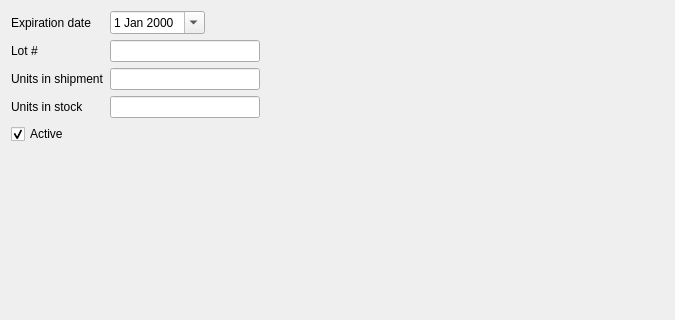
kyledevans/Medicine-Track, file mtrack/asw_page00.ui: the form before one commit; both pictures show x 0 to 675 and y 0 to 320 of the 675 by 489 pixel window.
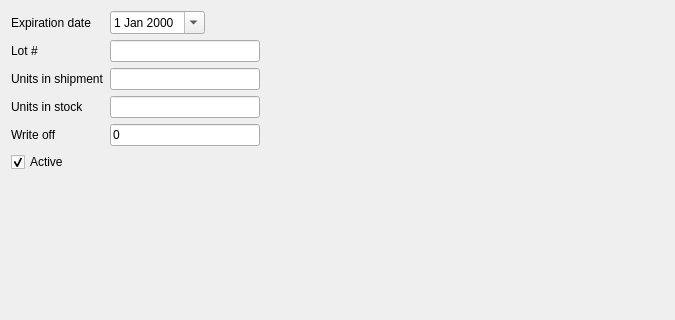
The form after the commit.

Commit message: Can now write off inventory. 	modified:   mtrack/altershipmentwizard.cpp 	modified:   mtrack/asw_page00.cpp 	modified:   mtrack/asw_page00.ui 	modified:   mtrack/database_info.txt 	modified:   mtrack/inventoryframe.cpp 	modified:   mtrack/inventoryframe.h 	modified:   mtrack/inventoryframe.ui 	modified:   mtrack/shipmentrecord.cpp 	modified:   mtrack/shipmentrecord.h

The edit to the form file:
```diff
--- a/mtrack/asw_page00.ui
+++ b/mtrack/asw_page00.ui
@@ -165,7 +165,7 @@
      </item>
     </layout>
    </item>
-   <item row="4" column="0">
+   <item row="5" column="0">
     <widget class="QCheckBox" name="activeField">
      <property name="text">
       <string>Active</string>
@@ -175,6 +175,49 @@
      </property>
     </widget>
    </item>
+   <item row="4" column="0">
+    <widget class="QLabel" name="label">
+     <property name="text">
+      <string>Write off</string>
+     </property>
+    </widget>
+   </item>
+   <item row="4" column="1">
+    <layout class="QHBoxLayout" name="horizontalLayout_5">
+     <item>
+      <widget class="QLineEdit" name="writeOffField">
+       <property name="minimumSize">
+        <size>
+         <width>150</width>
+         <height>0</height>
+        </size>
+       </property>
+       <property name="maximumSize">
+        <size>
+         <width>150</width>
+         <height>16777215</height>
+        </size>
+       </property>
+       <property name="text">
+        <string>0</string>
+       </property>
+      </widget>
+     </item>
+     <item>
+      <spacer name="horizontalSpacer_5">
+       <property name="orientation">
+        <enum>Qt::Horizontal</enum>
+       </property>
+       <property name="sizeHint" stdset="0">
+        <size>
+         <width>40</width>
+         <height>20</height>
+        </size>
+       </property>
+      </spacer>
+     </item>
+    </layout>
+   </item>
   </layout>
  </widget>
  <resources/>
```
The commit also changes 8 other files.
